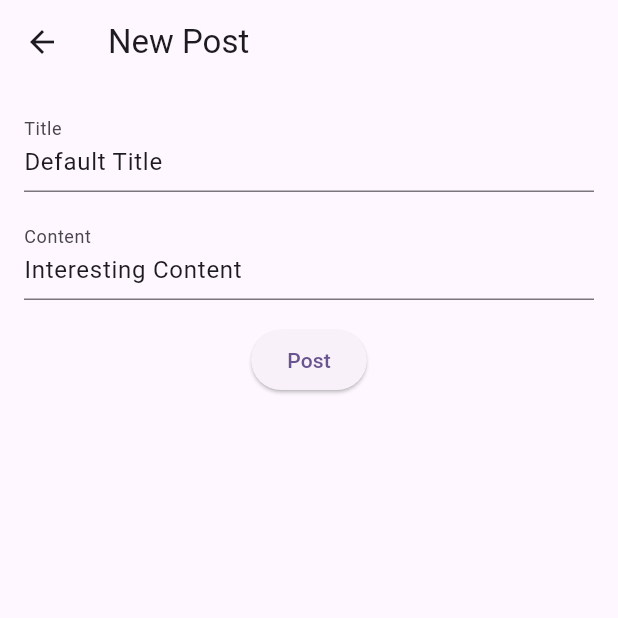
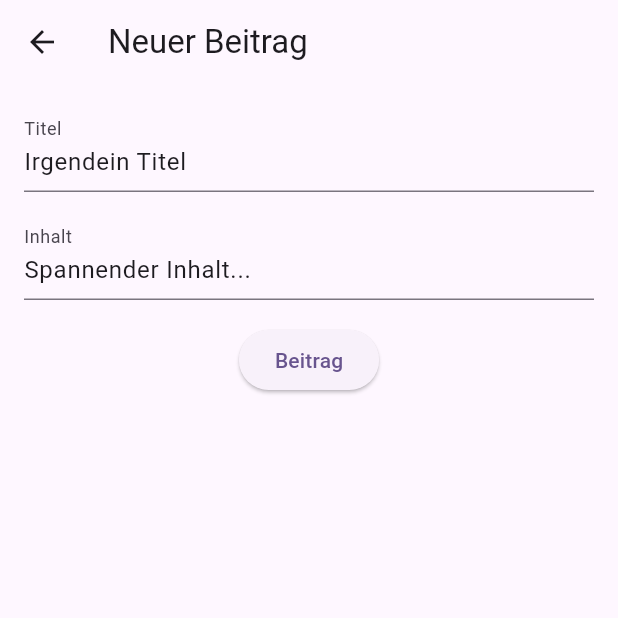
Before and after one commit to VoiceForFuture/LayoutPrototype1, a Flutter app: the screen it shows after launch, after a tap on the "add" icon, on a phone screen of 412 x 824 dp, the top half of it. Run offline on Flutter 3.47's test engine with Material 3 defaults, Android fonts, the phone set to English and light mode, and no system bars; our stand-ins replace fl_chart.

```diff
--- a/lib/main.dart
+++ b/lib/main.dart
@@ -17,7 +17,7 @@ class MyApp extends StatelessWidget {
   @override
   Widget build(BuildContext context) {
     return MaterialApp(
-      title: 'Flutter Demo',
+      title: 'VoiceForFuture',
       theme: ThemeData(
         // This is the theme of your application.
         //
@@ -37,7 +37,7 @@ class MyApp extends StatelessWidget {
         colorScheme: ColorScheme.fromSeed(seedColor: Colors.deepPurple),
         useMaterial3: true,
       ),
-      home: const MyHomePage(title: 'Flutter Demo Home Page'),
+      home: const MyHomePage(title: 'VoiceForFuture'),
     );
   }
 }
@@ -80,7 +80,7 @@ Function generateRandomContent = () {
 
 class _MyHomePageState extends State<MyHomePage> {
 
-  String author = 'New Author'; // Default author
+  String author = 'Neuer Autor'; // Default author
   String region = 'Berlin'; // Default region
 
   Map<int, Post> posts = {};
@@ -117,7 +117,7 @@ class _MyHomePageState extends State<MyHomePage> {
     super.initState();
     // Generate some random posts
     for (var i = 0; i < 3; i++) {
-      Post post = addPost('Post $i', generateRandomContent(), 'Author $i');
+      Post post = addPost('Beitrag $i', generateRandomContent(), 'Autor $i');
       post.score = Random().nextInt(42);
     }
   }
@@ -131,7 +131,7 @@ class _MyHomePageState extends State<MyHomePage> {
     ];
     return Scaffold(
       appBar: AppBar(
-        title: Text(region),
+        title: Text('Region: $region'),
         actions: [
           IconButton(
             icon: const Icon(Icons.search),
@@ -166,7 +166,7 @@ class _MyHomePageState extends State<MyHomePage> {
             MaterialPageRoute(builder: (context) => NewPostPage(addPost: addPost)),
           );
         },
-        tooltip: 'Add new post',
+        tooltip: 'Beitrag hinzufügen',
         child: const Icon(Icons.add),
       ) : null,
       bottomNavigationBar: BottomNavigationBar(
@@ -177,11 +177,11 @@ class _MyHomePageState extends State<MyHomePage> {
           ),
           BottomNavigationBarItem(
             icon: Icon(Icons.how_to_vote),
-            label: 'Voting',
+            label: 'Abstimmungen',
           ),
           BottomNavigationBarItem(
             icon: Icon(Icons.settings),
-            label: 'Settings',
+            label: 'Einstellungen',
           ),
         ],
         currentIndex: _selectedIndex,
@@ -238,7 +238,7 @@ class PostList extends StatelessWidget {
         return ListTile(
           leading: leading,
           title: Text(post.title),
-          subtitle: Text('${post.content.substring(0, len)}... by ${post.author}'),
+          subtitle: Text('${post.content.substring(0, len)}... von ${post.author}'),
           // trailing: Text('Score: ${post.score}'),
           onTap: () {
             // Navigate to the detail page on tap
@@ -345,8 +345,8 @@ class NewPostPage extends StatelessWidget {
   const NewPostPage({
     super.key,
     required this.addPost,
-    this.defaultTitle = 'Default Title',
-    this.defaultContent = 'Interesting Content',
+    this.defaultTitle = 'Irgendein Titel',
+    this.defaultContent = 'Spannender Inhalt...',
   });
 
   @override
@@ -357,7 +357,7 @@ class NewPostPage extends StatelessWidget {
 
     return Scaffold(
       appBar: AppBar(
-        title: const Text('New Post'),
+        title: const Text('Neuer Beitrag'),
       ),
       body: Padding(
         padding: const EdgeInsets.all(16.0),
@@ -367,14 +367,14 @@ class NewPostPage extends StatelessWidget {
               TextField(
                 controller: titleController,
                 decoration: const InputDecoration(
-                  labelText: 'Title',
+                  labelText: 'Titel',
                 ),
               ),
               const SizedBox(height: 16.0),
               TextField(
                 controller: contentController,
                 decoration: const InputDecoration(
-                  labelText: 'Content',
+                  labelText: 'Inhalt',
                 ),
                 maxLines: null,
               ),
@@ -389,7 +389,7 @@ class NewPostPage extends StatelessWidget {
                   contentController.clear();
                   Navigator.pop(context);
                 },
-                child: const Text('Post'),
+                child: const Text('Beitrag'),
               ),
             ],
           ),
@@ -410,9 +410,9 @@ class Post {
   final List<String> comments = [];
   int score = 0;
   final Map<String, int> votes = {
-    'agree': 1,
-    'I don\'t care': 1,
-    'disagree': 1,
+    'Stimme zu': 1,
+    'Keine Meinung': 1,
+    'Stimme nicht zu': 1,
   };
 
   Post({required this.title, required this.content, required this.author});
@@ -488,7 +488,7 @@ class _PostDetailPageState extends State<PostDetailPage> {
               Row(
                 children: [
                   Text(
-                    'Score: ${widget.post.score}',
+                    'Relevanz: ${widget.post.score}',
                     style: Theme.of(context).textTheme.titleMedium,
                   ),
                   const SizedBox(width: 16),
@@ -510,7 +510,7 @@ class _PostDetailPageState extends State<PostDetailPage> {
               ),
               const SizedBox(height: 8),
               Text(
-                'By ${widget.post.author} on ${widget.post.creationDate}',
+                'Von ${widget.post.author} am ${widget.post.creationDate}',
                 style: Theme.of(context).textTheme.titleMedium,
               ),
               const SizedBox(height: 16),
@@ -520,7 +520,7 @@ class _PostDetailPageState extends State<PostDetailPage> {
               ),
               const SizedBox(height: 16),
               Text(
-                'Comments',
+                'Kommentare',
                 style: Theme.of(context).textTheme.titleMedium,
               ),
               const SizedBox(height: 8),
@@ -530,7 +530,7 @@ class _PostDetailPageState extends State<PostDetailPage> {
                   child: Text(comment),
                 ),
               widget.post.comments.isEmpty
-                  ? const Text('No comments yet')
+                  ? const Text('Noch keine Kommentare. Sei der Erste!')
                   : const SizedBox.shrink(),
               const SizedBox(height: 24),
               Row(
@@ -539,7 +539,7 @@ class _PostDetailPageState extends State<PostDetailPage> {
                     child: TextFormField(
                       controller: _commentController,
                       decoration: const InputDecoration(
-                        hintText: 'Add a comment...',
+                        hintText: 'Kommentar hinzufügen...',
                         border: OutlineInputBorder(),
                       ),
                       maxLines: null,
@@ -595,7 +595,7 @@ class _PostVotingPageState extends State<PostVotingPage> {
   Widget build(BuildContext context) {
     return Scaffold(
       appBar: AppBar(
-        title: Text('Voting for ${widget.post.title}'),
+        title: Text('Abstimmung für ${widget.post.title}'),
       ),
       body: Padding(
         padding: const EdgeInsets.all(16.0),
@@ -614,17 +614,17 @@ class _PostVotingPageState extends State<PostVotingPage> {
               ),
               const SizedBox(height: 16),
               Text(
-                'Score: ${widget.post.score}',
+                'Relevanz: ${widget.post.score}',
                 style: Theme.of(context).textTheme.titleMedium,
               ),
               const SizedBox(height: 16),
               Text(
-                'By ${widget.post.author} on ${widget.post.creationDate}',
+                'Von ${widget.post.author} am ${widget.post.creationDate}',
                 style: Theme.of(context).textTheme.titleMedium,
               ),
               const SizedBox(height: 16),
               Text(
-                'Voting',
+                'Abstimmung',
                 style: Theme.of(context).textTheme.titleLarge,
               ),
               const SizedBox(height: 8),
@@ -689,7 +689,7 @@ class _SearchPageState extends State<SearchPage> {
   Widget build(BuildContext context) {
     return Scaffold(
       appBar: AppBar(
-        title: const Text('Search Posts'),
+        title: const Text('Beiträge durchsuchen'),
       ),
       body: Column(
         children: [
@@ -697,7 +697,7 @@ class _SearchPageState extends State<SearchPage> {
             padding: const EdgeInsets.all(16.0),
             child: TextField(
               decoration: const InputDecoration(
-                hintText: 'Search...',
+                hintText: 'Suche...',
                 border: OutlineInputBorder(),
                 suffixIcon: Icon(Icons.search),
               ),
```
